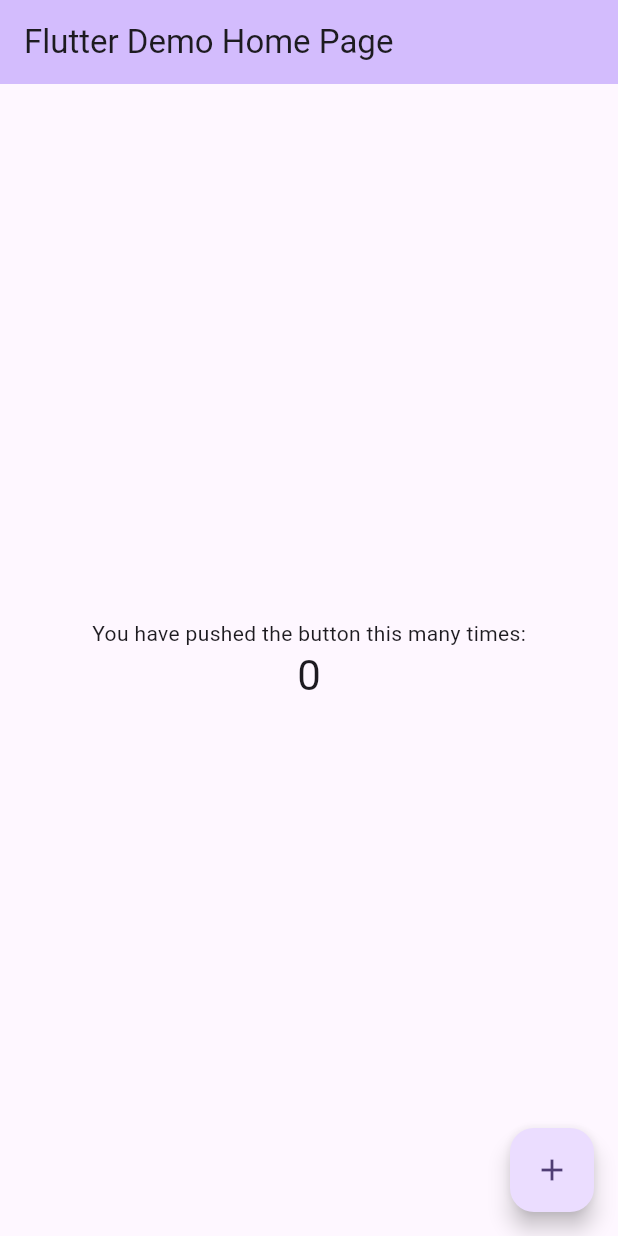
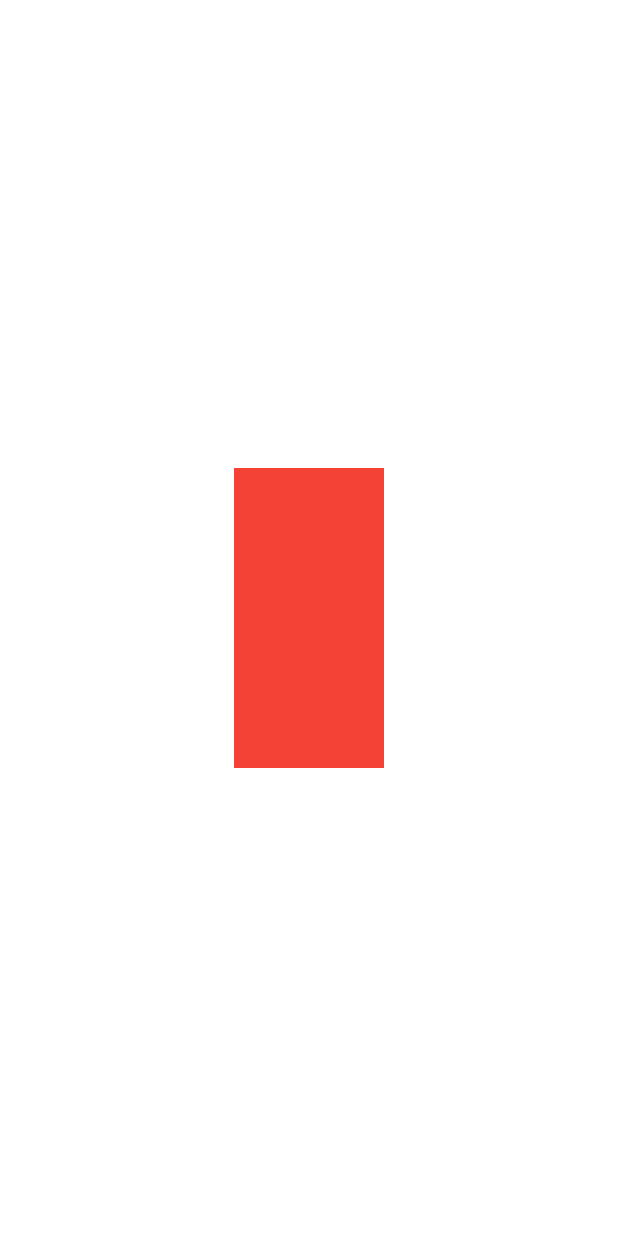
Before and after one commit to umutbariscoskun/ImageToVideo, a Flutter app: the screen it shows after launch, on a phone screen of 412 x 824 dp. Run offline on Flutter 3.47's test engine with Material 2 defaults, Android fonts, the light colour scheme and no system bars; our stand-ins replace auto_route, bloc, dartz, equatable, flutter_bloc, flutter_screenutil and 2 more.

Commit message:
set project core and demo views for routing

```diff
--- /dev/null
+++ b/lib/core/constants/text_constants.dart
@@ -0,0 +1,3 @@
+class TextConstants {
+  static String get imageToVideo => 'ImageToVideo';
+}
--- /dev/null
+++ b/lib/core/shared/helper_functions.dart
@@ -0,0 +1,4 @@
+import 'package:image_to_video/core/di/injectable.dart';
+import 'package:image_to_video/core/router/router.dart';
+
+final AppRouter appRouter = getIt<AppRouter>();
--- a/lib/main.dart
+++ b/lib/main.dart
@@ -1,125 +1,48 @@
+import 'package:auto_route/auto_route.dart';
 import 'package:flutter/material.dart';
+import 'package:flutter/services.dart';
+import 'package:flutter_screenutil/flutter_screenutil.dart';
+import 'package:image_to_video/core/di/injectable.dart';
+import 'package:image_to_video/core/router/route_observer.dart';
+import 'package:image_to_video/core/shared/helper_functions.dart';
 
-void main() {
+void main() async {
+  WidgetsFlutterBinding.ensureInitialized();
+  configureDependencies();
   runApp(const MyApp());
 }
 
 class MyApp extends StatelessWidget {
-  const MyApp({super.key});
+  const MyApp({Key? key}) : super(key: key);
 
-  // This widget is the root of your application.
   @override
   Widget build(BuildContext context) {
-    return MaterialApp(
-      title: 'Flutter Demo',
-      theme: ThemeData(
-        // This is the theme of your application.
-        //
-        // TRY THIS: Try running your application with "flutter run". You'll see
-        // the application has a blue toolbar. Then, without quitting the app,
-        // try changing the seedColor in the colorScheme below to Colors.green
-        // and then invoke "hot reload" (save your changes or press the "hot
-        // reload" button in a Flutter-supported IDE, or press "r" if you used
-        // the command line to start the app).
-        //
-        // Notice that the counter didn't reset back to zero; the application
-        // state is not lost during the reload. To reset the state, use hot
-        // restart instead.
-        //
-        // This works for code too, not just values: Most code changes can be
-        // tested with just a hot reload.
-        colorScheme: ColorScheme.fromSeed(seedColor: Colors.deepPurple),
-        useMaterial3: true,
-      ),
-      home: const MyHomePage(title: 'Flutter Demo Home Page'),
+    return ScreenUtilInit(
+      useInheritedMediaQuery: true,
+      designSize: const Size(390, 844),
+      builder: (context, child) {
+        return AnnotatedRegion<SystemUiOverlayStyle>(
+          value: const SystemUiOverlayStyle(
+            statusBarBrightness: Brightness.light,
+          ),
+          child: MaterialApp.router(
+            // theme: AppThemeData.lightTheme,
+            // darkTheme: AppThemeData.darkTheme,
+            // themeMode: ThemeMode.light,
+            // locale: context.locale,
+            debugShowCheckedModeBanner: false,
+            // supportedLocales: context.supportedLocales,
+            // localizationsDelegates: context.localizationDelegates,
+            routeInformationParser: appRouter.defaultRouteParser(),
+            routerDelegate: AutoRouterDelegate(
+              appRouter,
+              navigatorObservers: () => [
+                RouteObservers(),
+              ],
+            ),
+          ),
+        );
+      },
     );
   }
 }
-
-class MyHomePage extends StatefulWidget {
-  const MyHomePage({super.key, required this.title});
-
-  // This widget is the home page of your application. It is stateful, meaning
-  // that it has a State object (defined below) that contains fields that affect
-  // how it looks.
-
-  // This class is the configuration for the state. It holds the values (in this
-  // case the title) provided by the parent (in this case the App widget) and
-  // used by the build method of the State. Fields in a Widget subclass are
-  // always marked "final".
-
-  final String title;
-
-  @override
-  State<MyHomePage> createState() => _MyHomePageState();
-}
-
-class _MyHomePageState extends State<MyHomePage> {
-  int _counter = 0;
-
-  void _incrementCounter() {
-    setState(() {
-      // This call to setState tells the Flutter framework that something has
-      // changed in this State, which causes it to rerun the build method below
-      // so that the display can reflect the updated values. If we changed
-      // _counter without calling setState(), then the build method would not be
-      // called again, and so nothing would appear to happen.
-      _counter++;
-    });
-  }
-
-  @override
-  Widget build(BuildContext context) {
-    // This method is rerun every time setState is called, for instance as done
-    // by the _incrementCounter method above.
-    //
-    // The Flutter framework has been optimized to make rerunning build methods
-    // fast, so that you can just rebuild anything that needs updating rather
-    // than having to individually change instances of widgets.
-    return Scaffold(
-      appBar: AppBar(
-        // TRY THIS: Try changing the color here to a specific color (to
-        // Colors.amber, perhaps?) and trigger a hot reload to see the AppBar
-        // change color while the other colors stay the same.
-        backgroundColor: Theme.of(context).colorScheme.inversePrimary,
-        // Here we take the value from the MyHomePage object that was created by
-        // the App.build method, and use it to set our appbar title.
-        title: Text(widget.title),
-      ),
-      body: Center(
-        // Center is a layout widget. It takes a single child and positions it
-        // in the middle of the parent.
-        child: Column(
-          // Column is also a layout widget. It takes a list of children and
-          // arranges them vertically. By default, it sizes itself to fit its
-          // children horizontally, and tries to be as tall as its parent.
-          //
-          // Column has various properties to control how it sizes itself and
-          // how it positions its children. Here we use mainAxisAlignment to
-          // center the children vertically; the main axis here is the vertical
-          // axis because Columns are vertical (the cross axis would be
-          // horizontal).
-          //
-          // TRY THIS: Invoke "debug painting" (choose the "Toggle Debug Paint"
-          // action in the IDE, or press "p" in the console), to see the
-          // wireframe for each widget.
-          mainAxisAlignment: MainAxisAlignment.center,
-          children: <Widget>[
-            const Text(
-              'You have pushed the button this many times:',
-            ),
-            Text(
-              '$_counter',
-              style: Theme.of(context).textTheme.headlineMedium,
-            ),
-          ],
-        ),
-      ),
-      floatingActionButton: FloatingActionButton(
-        onPressed: _incrementCounter,
-        tooltip: 'Increment',
-        child: const Icon(Icons.add),
-      ), // This trailing comma makes auto-formatting nicer for build methods.
-    );
-  }
-}
--- /dev/null
+++ b/lib/presentation/home/home_view.dart
@@ -0,0 +1,21 @@
+import 'package:flutter/material.dart';
+import 'package:image_to_video/core/router/router.dart';
+import 'package:image_to_video/core/shared/helper_functions.dart';
+
+class HomeView extends StatelessWidget {
+  const HomeView({super.key});
+
+  @override
+  Widget build(BuildContext context) {
+    return Center(
+      child: GestureDetector(
+        onTap: () => appRouter.push(const ImagesRoute()),
+        child: Container(
+          width: 100,
+          height: 200,
+          color: Colors.red,
+        ),
+      ),
+    );
+  }
+}
```
Also changed, not shown: lib/core/constants/color_constants.dart (added, +8 -0 lines), lib/core/di/injectable.dart (added, +10 -0 lines), lib/core/errors/failures.dart (added, +14 -0 lines), lib/core/extension/context_extension.dart (added, +11 -0 lines), lib/core/extension/cubit_extension.dart (added, +16 -0 lines), lib/core/extension/iterable.dart (added, +21 -0 lines), lib/core/router/route_observer.dart (added, +49 -0 lines), lib/core/router/router.dart (added, +21 -0 lines), lib/core/usecase/usecase.dart (added, +21 -0 lines), lib/presentation/images/cubit/images_cubit.dart (added, +14 -0 lines), lib/presentation/images/cubit/images_state.dart (added, +24 -0 lines), lib/presentation/images/images_view.dart (added, +26 -0 lines), lib/presentation/splash/splash_view.dart (added, +10 -0 lines), pubspec.yaml (+16 -20 lines), 3 more files, 1 other file.
